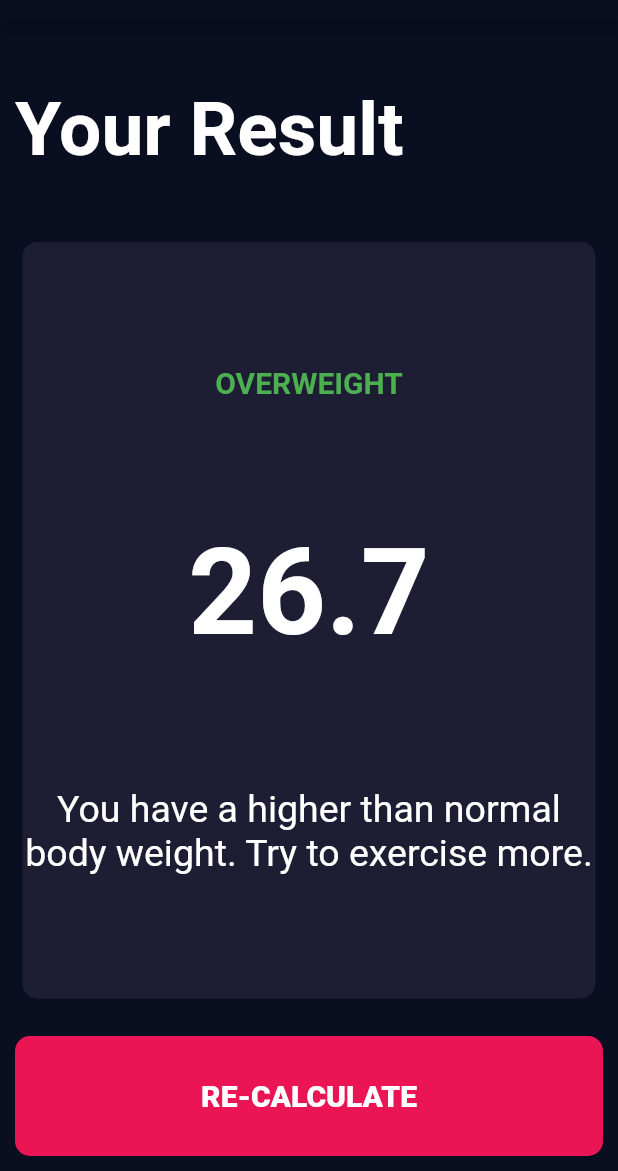
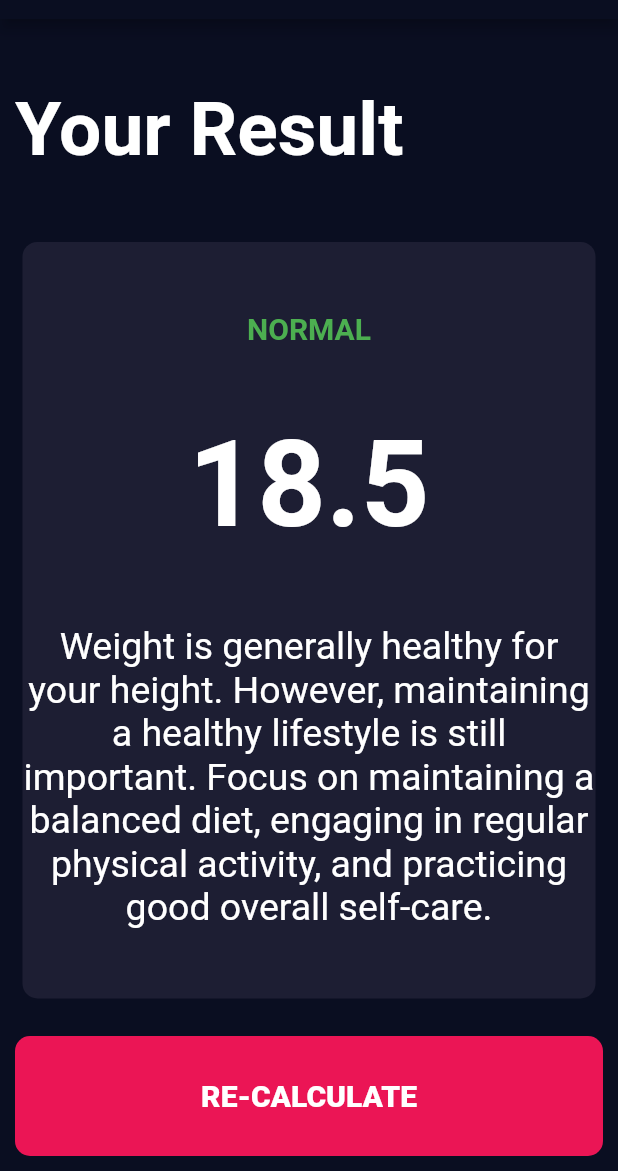
Before and after one commit to Ren-Tech/BMI-Calculator, a Flutter app: the screen it shows after launch, after a tap on "CALCULATE", on a phone screen of 412 x 824 dp, the part 65-1236 px from its top. Run offline on Flutter 3.47's test engine with Material 2 defaults, Android fonts, the phone set to English and light mode, and no system bars; our stand-ins replace font_awesome_flutter.

Commit message:
Added Calculation Functionality and display result

```diff
--- /dev/null
+++ b/lib/calculator_brain.dart
@@ -0,0 +1,36 @@
+import 'dart:math';
+
+class CalculatorBrain {
+  final int height;
+  final int weight;
+  //this is to pass the value of this into another file
+  //to able able to pass value to ther page
+  CalculatorBrain({required this.height, required this.weight});
+
+  double _bmi = 0;
+
+  String calculateBMI() {
+    _bmi = weight / pow(height / 100, 2);
+    return _bmi.toStringAsFixed(1);
+  }
+
+  String getResult() {
+    if (_bmi >= 25) {
+      return 'Overweight';
+    } else if (_bmi > 18.5) {
+      return 'Normal';
+    } else {
+      return 'Underweight';
+    }
+  }
+
+  String getInterpretation() {
+    if (_bmi >= 25) {
+      return 'To achieve a healthier weight, focus on consuming a balanced diet and increasing physical activity. This can be done by reducing portion sizes, choosing nutrient-dense foods, and limiting processed or sugary items. ';
+    } else if (_bmi > 18.5) {
+      return 'Weight is generally healthy for your height. However, maintaining a healthy lifestyle is still important. Focus on maintaining a balanced diet, engaging in regular physical activity, and practicing good overall self-care.';
+    } else {
+      return 'May suggest increasing caloric intake through a well-balanced diet, incorporating strength training exercises to build muscle mass, and addressing any potential medical conditions.';
+    }
+  }
+}
--- a/lib/screens/input_page.dart
+++ b/lib/screens/input_page.dart
@@ -1,3 +1,4 @@
+import 'package:bmi_calculator/calculator_brain.dart';
 import 'package:bmi_calculator/components/bottom_button.dart';
 import 'package:bmi_calculator/components/reusable_card.dart';
 import 'package:bmi_calculator/components/reusable_card_content.dart';
@@ -222,8 +223,16 @@ class InputPageState extends State<InputPage> {
           BottomButton(
             buttonTitle: 'CALCULATE',
             onUserTap: () {
-              Navigator.push(context,
-                  MaterialPageRoute(builder: (context) => const Result()));
+              CalculatorBrain calc =
+                  CalculatorBrain(height: height, weight: weight);
+              Navigator.push(
+                  context,
+                  MaterialPageRoute(
+                      builder: (context) => Result(
+                            bmiResult: calc.calculateBMI(),
+                            resultText: calc.getResult(),
+                            interpretation: calc.getInterpretation(),
+                          )));
             },
           )
         ],
--- a/lib/screens/result_screen.dart
+++ b/lib/screens/result_screen.dart
@@ -3,7 +3,15 @@ import 'package:bmi_calculator/constants.dart';
 import 'package:flutter/material.dart';
 
 class Result extends StatelessWidget {
-  const Result({super.key});
+  const Result(
+      {super.key,
+      required this.bmiResult,
+      required this.resultText,
+      required this.interpretation});
+
+  final String bmiResult;
+  final String resultText;
+  final String interpretation;
 
   @override
   Widget build(BuildContext context) {
@@ -37,25 +45,25 @@ class Result extends StatelessWidget {
                   borderRadius: BorderRadius.circular(10),
                   color: kActiveCardColor,
                 ),
-                child: const Column(
+                child: Column(
                   mainAxisAlignment: MainAxisAlignment.spaceEvenly,
                   children: [
                     Text(
-                      'OVERWEIGHT',
-                      style: TextStyle(
+                      resultText.toUpperCase(),
+                      style: const TextStyle(
                           fontWeight: FontWeight.bold,
                           color: Colors.green,
                           fontSize: 20),
                     ),
                     Text(
-                      '26.7',
-                      style:
-                          TextStyle(fontWeight: FontWeight.bold, fontSize: 80),
+                      bmiResult,
+                      style: const TextStyle(
+                          fontWeight: FontWeight.bold, fontSize: 80),
                     ),
                     Text(
-                      'You have a higher than normal body weight. Try to exercise more.',
+                      interpretation,
                       textAlign: TextAlign.center,
-                      style: TextStyle(
+                      style: const TextStyle(
                         fontSize: 25,
                       ),
                     ),
```
